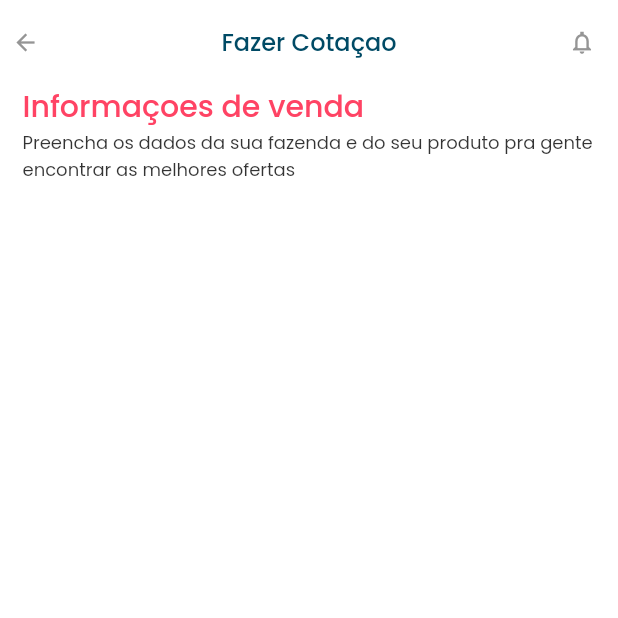
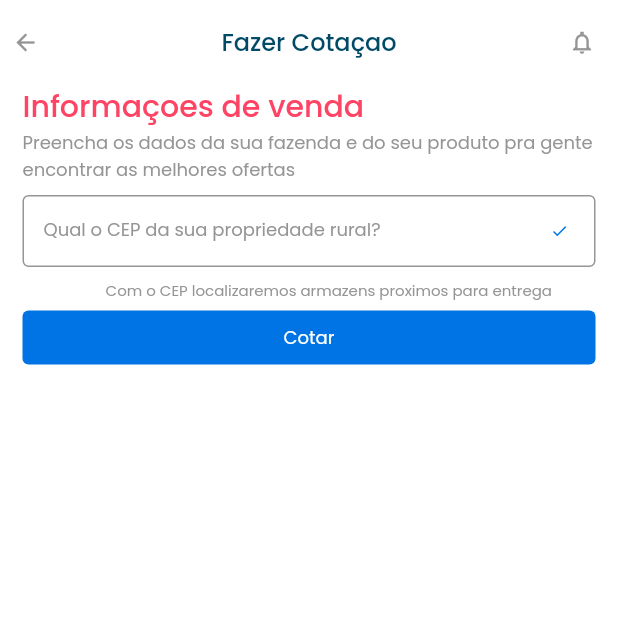
Before and after one commit to DMiyalu/mobile-test, a Flutter app: the screen it shows after launch, after a tap on "VOLTAR PARA PAGINA INICIAL", on a phone screen of 412 x 824 dp, the top half of it. Run offline on Flutter 3.47's test engine with Material 2 defaults, Android fonts, the phone set to English and light mode, and no system bars; our stand-ins replace get.

Commit message:
add custom textfield input

```diff
--- a/lib/main.dart
+++ b/lib/main.dart
@@ -38,11 +38,12 @@ ThemeData themeData() {
       bodyText1: TextStyle(
         fontSize: 12.0,
         fontWeight: FontWeight.normal,
-        color: Colors.black.withOpacity(.8),
+        color: Color.fromRGBO(149, 149, 149, 1),
       ),
       headline6: TextStyle(
         fontSize: 20,
         fontWeight: FontWeight.w500,
+        color: Color.fromRGBO(149, 149, 149, 1),
         wordSpacing: 0,
       ),
     ),
--- a/lib/screens/market/market.dart
+++ b/lib/screens/market/market.dart
@@ -1,9 +1,17 @@
 import 'package:flutter/material.dart';
+import 'package:mobile_test/screens/market/widgets.dart';
 import 'package:mobile_test/screens/results/widgets.dart';
 import 'package:mobile_test/widgets/header.dart';
 
-class Market extends StatelessWidget {
+class Market extends StatefulWidget {
   const Market({ Key? key }) : super(key: key);
+
+  @override
+  _MarketState createState() => _MarketState();
+}
+
+class _MarketState extends State<Market> {
+  final _formKey = GlobalKey<FormState>();
 
   @override
   Widget build(BuildContext context) {
@@ -20,6 +28,7 @@ class Market extends StatelessWidget {
               title(context, text: 'Informaçoes de venda'),
               subtitle(context, text: 'Preencha os dados da sua fazenda e do seu produto pra gente encontrar as melhores ofertas'),
               SizedBox(height: 8),
+              form(context, _formKey),
             ],
           ),
         ),
--- /dev/null
+++ b/lib/screens/market/widgets.dart
@@ -0,0 +1,85 @@
+import 'package:flutter/material.dart';
+import 'package:mobile_test/widgets/custom_button.dart';
+
+Widget form(context, formKey) {
+  return Form(
+    key: formKey,
+    child: Column(
+      children: <Widget>[
+        _inputField(
+          context, labelText: 'Qual o CEP da sua propriedade rural?',
+          placeholder: '18550-002',
+          bottomText: 'Com o CEP localizaremos armazens proximos para entrega',
+          suffixIcon: Icon(Icons.done, color: Theme.of(context).primaryColor, size: 12)),
+        _validationButton(context, formKey)
+      ],
+    ),
+  );
+}
+
+Widget _inputField(context, {String? labelText, String? placeholder, String? bottomText, Widget? suffixIcon}) {
+  return TextFormField(
+    decoration: InputDecoration(
+      labelText: labelText!,
+      labelStyle: Theme.of(context)
+          .textTheme
+          .bodyText1!
+          .copyWith(fontSize: 12, color: Theme.of(context).primaryColorLight),
+      border: _inputFieldBorderStyle(context),
+      errorBorder: _inputFieldBorderStyle(context),
+      enabledBorder: _inputFieldBorderStyle(context),
+      disabledBorder: _inputFieldBorderStyle(context),
+      floatingLabelBehavior: FloatingLabelBehavior.auto,
+      contentPadding: EdgeInsets.symmetric(vertical: 8, horizontal: 14),
+      counter: _counterText(
+          context, bottomText!),
+      hintText: placeholder!,
+      hintStyle: Theme.of(context)
+          .textTheme
+          .bodyText1!
+          .copyWith(color: Colors.black, fontSize: 13),
+      suffixIcon: suffixIcon
+    ),
+    validator: (value) {
+      if (value == null || value.isEmpty) {
+        return 'Campo obrigatório';
+      }
+      return null;
+    },
+  );
+}
+
+OutlineInputBorder _inputFieldBorderStyle(context) {
+  return OutlineInputBorder(
+      borderSide:
+          BorderSide(color: Theme.of(context).primaryColorLight, width: 1),
+      gapPadding: 4.5);
+}
+
+Widget _counterText(context, String? text) {
+  return Padding(
+    padding: EdgeInsets.symmetric(horizontal: 15),
+    child: Text(text!,
+        style: Theme.of(context).textTheme.bodyText1!.copyWith(
+              fontSize: 10,
+            ),
+        textAlign: TextAlign.left,
+        softWrap: true),
+  );
+}
+
+Widget _validationButton(context, formKey) {
+  return actionButton(
+    context,
+    text: 'Cotar',
+    bkgColor: Theme.of(context).primaryColor,
+    textColor: Colors.white,
+    onTap: () {
+      if (formKey.currentState!.validate()) {
+        ScaffoldMessenger.of(context).showSnackBar(
+          const SnackBar(content: Text('Processing Data')),
+        );
+      }
+    },
+  );
+}
```
